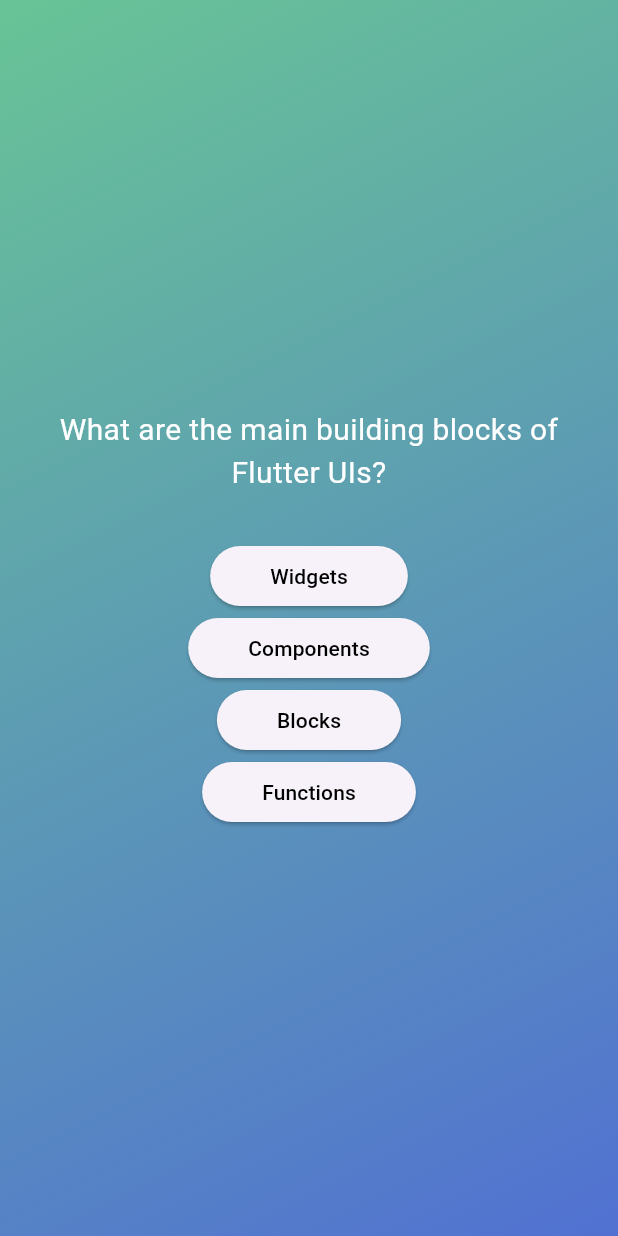
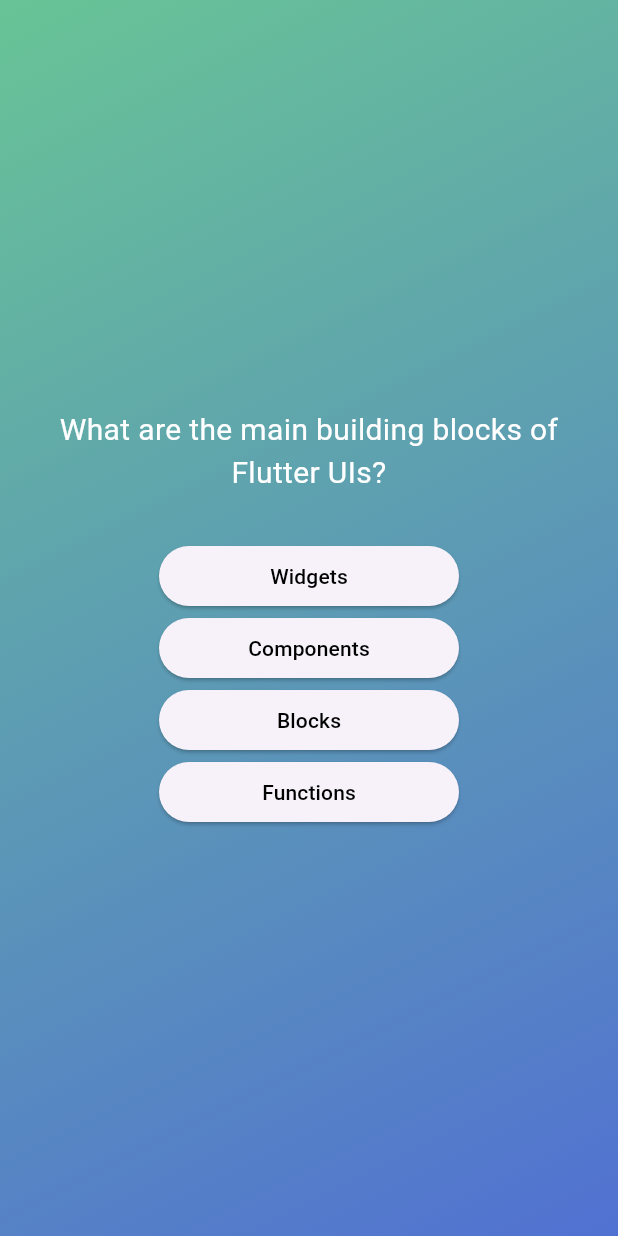
Before and after one commit to abrower10612/flutter-quiz, a Flutter app: the screen it shows after launch, after a tap on "Start Quiz", on a phone screen of 412 x 824 dp. Run offline on Flutter 3.47's test engine with Material 3 defaults, Android fonts, the phone set to English and light mode, and no system bars.

Commit message:
fix width of AnswerButton widget

```diff
--- a/lib/answer_button.dart
+++ b/lib/answer_button.dart
@@ -12,7 +12,9 @@
 
   @override
   Widget build(BuildContext context) {
-    return ElevatedButton(
+    return SizedBox(
+      width: 200,
+      child: ElevatedButton(
         onPressed: onPressed,
         style: ElevatedButton.styleFrom(
           padding: const EdgeInsets.symmetric(
@@ -29,6 +31,7 @@
             color: Colors.black,
           ),
         ),
+      ),
     );
   }
 }
```
Lines whose indentation alone changed are shown as unchanged.
